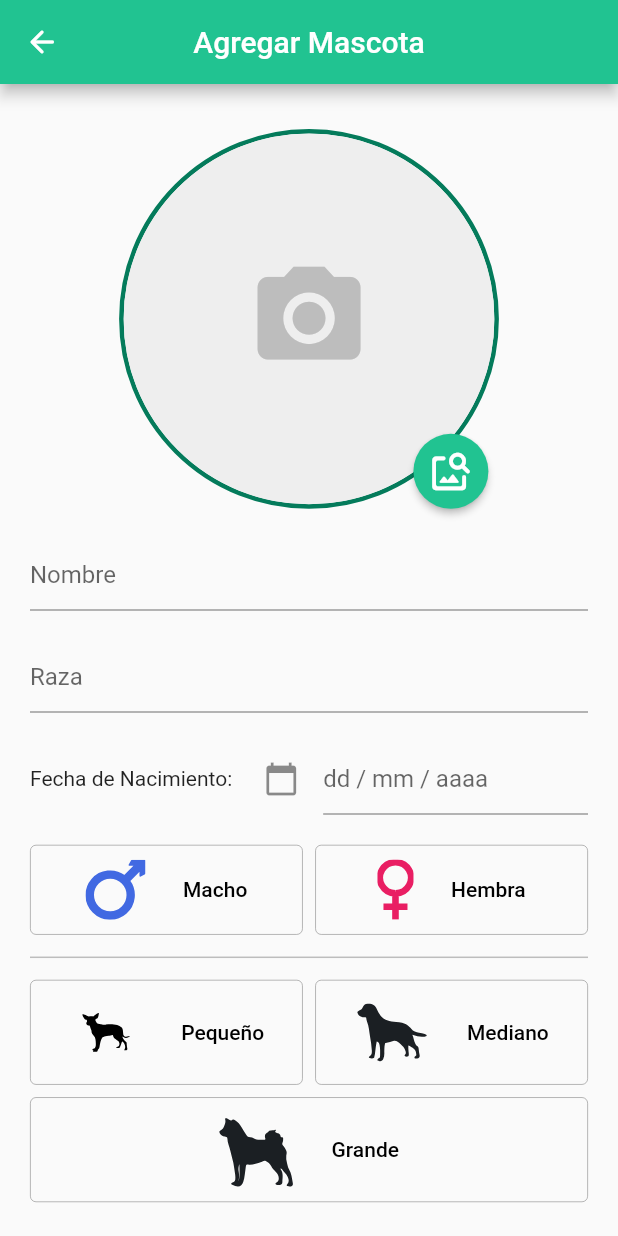
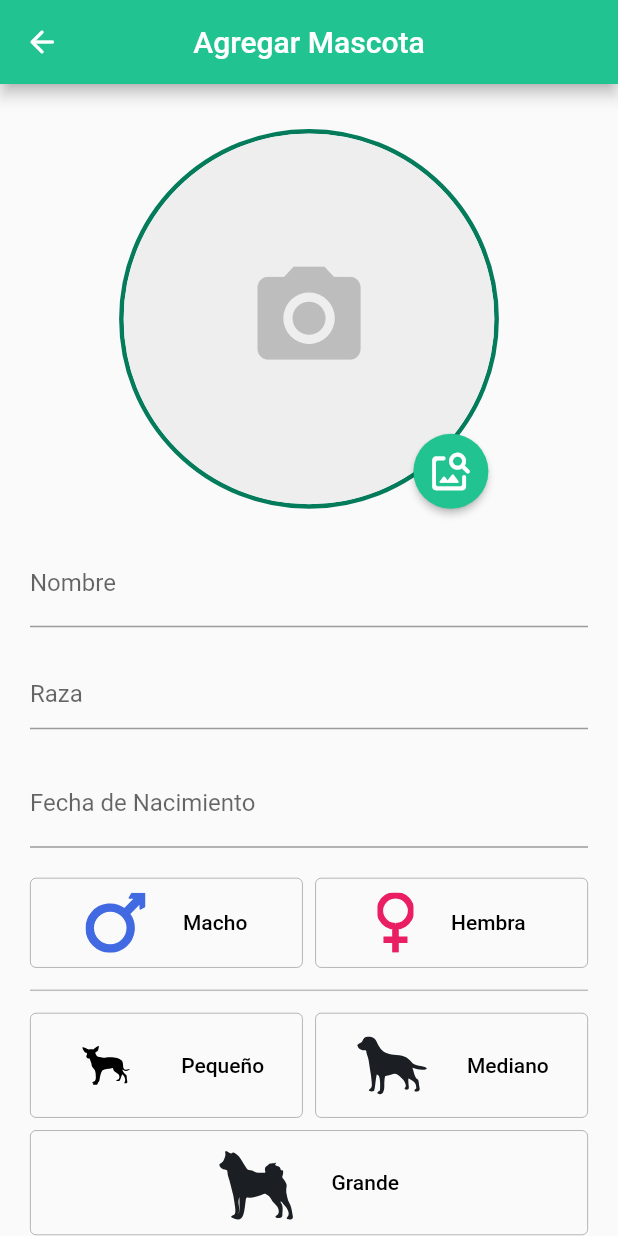
Before and after one commit to RadoV18/fielamigo_app, a Flutter app: the OwnerAddPetScreen screen opened by its route, after a tap on the "image search" icon, on a phone screen of 412 x 824 dp. Run offline on Flutter 3.47's test engine with Material 2 defaults, Android fonts, the phone set to English and light mode, and no system bars; our stand-ins replace bloc, equatable, flutter_bloc, flutter_svg, formz, image_picker and 5 more; missing offline and left inert: circular_bottom_navigation, dart:ffi, flutter_password_strength; accounts and stored records are empty.

Commit message:
Added personal information screen, and improved UI

```diff
--- a/lib/main.dart
+++ b/lib/main.dart
@@ -9,6 +9,7 @@ import 'package:fielamigo_app/screens/owner_bookings/owner_bookings_screen.dart'
 import 'package:fielamigo_app/screens/owner_home/owner_home_screen.dart';
 import 'package:fielamigo_app/screens/owner_pets/owner_pets_screen.dart';
 import 'package:fielamigo_app/screens/profile/profile_screen.dart';
+import 'package:fielamigo_app/screens/profile_personal_information/profile_personal_information.dart';
 import 'package:fielamigo_app/screens/user_form_screen/user_form_screen.dart';
 import 'package:flutter/material.dart';
 import 'package:flutter_bloc/flutter_bloc.dart';
@@ -74,6 +75,7 @@ class MyApp extends StatelessWidget {
             '/owner/pets': (context) => const OwnerPetsScreen(),
             '/owner/pets/new': (context) => const OwnerAddPetScreen(),
             '/owner/profile': (context) => const ProfileScreen(),
+            '/profile/personal-information': (context) => const ProfilePersonalInformationScreen(),
             '/user-form': (context) => const UserFormScreen(),
             '/caregiver/home': ((context) => CaregiverHomeScreen()),
           }
--- a/lib/screens/owner_add_pet/owner_add_pet.dart
+++ b/lib/screens/owner_add_pet/owner_add_pet.dart
@@ -1,12 +1,11 @@
 import 'package:fielamigo_app/bloc/add_pet_cubit/add_pet_cubit.dart';
 import 'package:fielamigo_app/screens/owner_add_pet/widgets/breed_autocomplete.dart';
-import 'package:fielamigo_app/screens/owner_add_pet/widgets/dog_image_picker.dart';
+import 'package:fielamigo_app/widgets/custom_image_picker.dart';
 import 'package:fielamigo_app/screens/owner_add_pet/widgets/male_female_options.dart';
 import 'package:fielamigo_app/widgets/custom_app_bar.dart';
 import 'package:fielamigo_app/widgets/custom_date_picker.dart';
 import 'package:flutter/material.dart';
 import 'package:flutter_bloc/flutter_bloc.dart';
-import 'package:sizer/sizer.dart';
 import 'widgets/dog_size_options.dart';
 
 class OwnerAddPetScreen extends StatelessWidget {
@@ -38,13 +37,16 @@ class OwnerAddPetScreen extends StatelessWidget {
                           const SizedBox(
                             height: 20,
                           ),
-                          const DogImagePicker(),
+                          CustomImagePicker(
+                            imagePath: state.image?.path ?? "",
+                            onImageSelected: (image) => context.read<AddPetCubit>().setImage(image),
+                          ),
                           const SizedBox(
                             height: 20,
                           ),
                           TextField(
                             decoration: const InputDecoration(
-                              hintText: "Nombre",
+                              labelText: "Nombre",
                             ),
                             onChanged: (value) =>
                                 context.read<AddPetCubit>().setName(value),
@@ -56,16 +58,10 @@ class OwnerAddPetScreen extends StatelessWidget {
                           const SizedBox(
                             height: 20,
                           ),
-                          Row(
-                            children: [
-                              const Text("Fecha de Nacimiento:"),
-                              SizedBox(width: 5.w),
-                              CustomDatePicker(
-                                onDateChanged: (String date) {
-                                  context.read<AddPetCubit>().setBirthDate(date);
-                                },
-                              ),
-                            ],
+                          CustomDatePicker(
+                            onDateChanged: (String date) {
+                              context.read<AddPetCubit>().setBirthDate(date);
+                            },
                           ),
                           const SizedBox(
                             height: 20,
@@ -97,7 +93,8 @@ class OwnerAddPetScreen extends StatelessWidget {
                           TextField(
                             maxLines: 5,
                             decoration: const InputDecoration(
-                              hintText: "Notas",
+                              labelText: "Notas",
+                              hintText: "Agrega algún detalle sobre tu mascota.",
                             ),
                             onChanged: (value) =>
                               context.read<AddPetCubit>().setNotes(value),
--- a/lib/screens/owner_add_pet/widgets/dog_image_picker.dart
+++ b/lib/screens/owner_add_pet/widgets/dog_image_picker.dart
@@ -1,88 +1,88 @@
-import 'dart:io';
+// import 'dart:io';
 
-import 'package:fielamigo_app/bloc/add_pet_cubit/add_pet_cubit.dart';
-import 'package:flutter/material.dart';
-import 'package:flutter_bloc/flutter_bloc.dart';
-import 'package:image_picker/image_picker.dart';
-import 'package:sizer/sizer.dart';
+// import 'package:fielamigo_app/bloc/add_pet_cubit/add_pet_cubit.dart';
+// import 'package:flutter/material.dart';
+// import 'package:flutter_bloc/flutter_bloc.dart';
+// import 'package:image_picker/image_picker.dart';
+// import 'package:sizer/sizer.dart';
 
-class DogImagePicker extends StatelessWidget {
-  const DogImagePicker({super.key});
+// class DogImagePicker extends StatelessWidget {
+//   const DogImagePicker({super.key});
 
-  @override
-  Widget build(BuildContext context) {
-    return BlocBuilder<AddPetCubit, AddPetState>(
-      builder: (context, state) {
-        String imagePath = state.image?.path ?? "";
-        return Stack(
-          children: [
-            Container(
-              decoration: BoxDecoration(
-                border: Border.all(
-                  color: const Color(0xff047b5b),
-                  width: 3)
-                ,
-                borderRadius: BorderRadius.circular(30.h),
-              ),
-              child: ClipRRect(
-                borderRadius: BorderRadius.only(
-                  topLeft: Radius.circular(30.h),
-                  topRight: Radius.circular(30.h),
-                  bottomRight: Radius.circular(30.h),
-                  bottomLeft: Radius.circular(30.h),
-                ),
-                child: Container(
-                  height: 30.h,
-                  width: 30.h,
-                  decoration: BoxDecoration(
-                    color: Colors.grey[200],
-                  ),
-                  child: Align(
-                    alignment: Alignment.center,
-                    child: imagePath == "" ?
-                      Icon(
-                        Icons.camera_alt,
-                        size: 10.h,
-                        color: Colors.grey[400],
-                      ) :
-                      Image.file(
-                        File(imagePath),
-                        fit: BoxFit.cover,
-                      ),
-                  ),
-                ),
-              ),
-            ),
-            Positioned(
-              bottom: 0,
-              right: 0,
-              child: ElevatedButton(
-                style: ElevatedButton.styleFrom(
-                    shape: const CircleBorder(),
-                    padding: const EdgeInsets.all(10)),
-                onPressed: () {
-                  ImagePicker()
-                      .pickImage(source: ImageSource.gallery)
-                      .then((im) {
-                    if (im != null) {
-                      print("I picked an image");
-                      File image = File(im.path);
-                      context.read<AddPetCubit>().setImage(image);
-                    } else {
-                      print("I didn't pick an image");
-                      context.read<AddPetCubit>().setImage(null);
-                    }
-                  });
-                },
-                child: const Icon(
-                  Icons.image_search_rounded,
-                  size: 30,
-                ),
-              ),
-            )
-          ],
-        );
-      },
-    );
-  }
-}
+//   @override
+//   Widget build(BuildContext context) {
+//     return BlocBuilder<AddPetCubit, AddPetState>(
+//       builder: (context, state) {
+//         String imagePath = state.image?.path ?? "";
+//         return Stack(
+//           children: [
+//             Container(
+//               decoration: BoxDecoration(
+//                 border: Border.all(
+//                   color: const Color(0xff047b5b),
+//                   width: 3)
+//                 ,
+//                 borderRadius: BorderRadius.circular(30.h),
+//               ),
+//               child: ClipRRect(
+//                 borderRadius: BorderRadius.only(
+//                   topLeft: Radius.circular(30.h),
+//                   topRight: Radius.circular(30.h),
+//                   bottomRight: Radius.circular(30.h),
+//                   bottomLeft: Radius.circular(30.h),
+//                 ),
+//                 child: Container(
+//                   height: 30.h,
+//                   width: 30.h,
+//                   decoration: BoxDecoration(
+//                     color: Colors.grey[200],
+//                   ),
+//                   child: Align(
+//                     alignment: Alignment.center,
+//                     child: imagePath == "" ?
+//                       Icon(
+//                         Icons.camera_alt,
+//                         size: 10.h,
+//                         color: Colors.grey[400],
+//                       ) :
+//                       Image.file(
+//                         File(imagePath),
+//                         fit: BoxFit.cover,
+//                       ),
+//                   ),
+//                 ),
+//               ),
+//             ),
+//             Positioned(
+//               bottom: 0,
+//               right: 0,
+//               child: ElevatedButton(
+//                 style: ElevatedButton.styleFrom(
+//                     shape: const CircleBorder(),
+//                     padding: const EdgeInsets.all(10)),
+//                 onPressed: () {
+//                   ImagePicker()
+//                       .pickImage(source: ImageSource.gallery)
+//                       .then((im) {
+//                     if (im != null) {
+//                       print("I picked an image");
+//                       File image = File(im.path);
+//                       context.read<AddPetCubit>().setImage(image);
+//                     } else {
+//                       print("I didn't pick an image");
+//                       context.read<AddPetCubit>().setImage(null);
+//                     }
+//                   });
+//                 },
+//                 child: const Icon(
+//                   Icons.image_search_rounded,
+//                   size: 30,
+//                 ),
+//               ),
+//             )
+//           ],
+//         );
+//       },
+//     );
+//   }
+// }
--- a/lib/widgets/custom_app_bar.dart
+++ b/lib/widgets/custom_app_bar.dart
@@ -6,12 +6,14 @@ class CustomAppBar extends StatelessWidget with PreferredSizeWidget {
 
   final void Function() onBackButtonPressed;
   final String title;
+  final IconButton? actionButton;
 
   const CustomAppBar({
     super.key,
     required this.onBackButtonPressed,
     this.title = 'Fiel Amigo',
-    this.preferredSize = const Size.fromHeight(56)
+    this.preferredSize = const Size.fromHeight(56),
+    this.actionButton
   });
 
   @override
@@ -27,6 +29,9 @@ class CustomAppBar extends StatelessWidget with PreferredSizeWidget {
       ),
       title: Text(title),
       centerTitle: true,
+      actions: [
+        if(actionButton != null) actionButton!
+      ],
     );
   }
 }
--- a/lib/widgets/custom_date_picker.dart
+++ b/lib/widgets/custom_date_picker.dart
@@ -2,10 +2,12 @@ import 'package:flutter/material.dart';
 
 class CustomDatePicker extends StatefulWidget {
   final void Function(String) onDateChanged;
+  final bool enabled;
 
   const CustomDatePicker({
     super.key,
     required this.onDateChanged,
+    this.enabled = true
   });
 
 
@@ -28,13 +30,13 @@ class _CustomDatePickerState extends State<CustomDatePicker> {
       dateController.text = dateValue;
     }
 
-    return Expanded (
-      child: TextField(
+    return TextField(
       controller: dateController,
       decoration: const InputDecoration(
-          icon: Icon(Icons.calendar_today),
-          hintText: "dd / mm / aaaa"
+        // icon: Icon(Icons.calendar_today),
+        labelText: "Fecha de Nacimiento",
       ),
+      enabled: widget.enabled,
       readOnly: true,
       onTap: () async {
         DateTime? pickedDate = await showDatePicker(
@@ -50,7 +52,6 @@ class _CustomDatePickerState extends State<CustomDatePicker> {
           });
         }
       }
-      ),
     );
   }
 }
--- /dev/null
+++ b/lib/widgets/custom_image_picker.dart
@@ -0,0 +1,92 @@
+import 'dart:io';
+
+import 'package:fielamigo_app/bloc/add_pet_cubit/add_pet_cubit.dart';
+import 'package:flutter/material.dart';
+import 'package:flutter_bloc/flutter_bloc.dart';
+import 'package:image_picker/image_picker.dart';
+import 'package:sizer/sizer.dart';
+
+class CustomImagePicker extends StatelessWidget {
+  final String imagePath;
+  final Function(File?) onImageSelected;
+  final bool enabled;
+
+  const CustomImagePicker({
+    super.key,
+    required this.onImageSelected,
+    required this.imagePath,
+    this.enabled = true,
+  });
+
+  @override
+  Widget build(BuildContext context) {
+    return Stack(
+      children: [
+        Container(
+          decoration: BoxDecoration(
+            border: Border.all(
+              color: const Color(0xff047b5b),
+              width: 3)
+            ,
+            borderRadius: BorderRadius.circular(30.h),
+          ),
+          child: ClipRRect(
+            borderRadius: BorderRadius.only(
+              topLeft: Radius.circular(30.h),
+              topRight: Radius.circular(30.h),
+              bottomRight: Radius.circular(30.h),
+              bottomLeft: Radius.circular(30.h),
+            ),
+            child: Container(
+              height: 30.h,
+              width: 30.h,
+              decoration: BoxDecoration(
+                color: Colors.grey[200],
+              ),
+              child: Align(
+                alignment: Alignment.center,
+                child: imagePath == "" ?
+                  Icon(
+                    Icons.camera_alt,
+                    size: 10.h,
+                    color: Colors.grey[400],
+                  ) :
+                  Image.file(
+                    File(imagePath),
+                    fit: BoxFit.cover,
+                  ),
+              ),
+            ),
+          ),
+        ),
+        Positioned(
+          bottom: 0,
+          right: 0,
+          child: ElevatedButton(
+            style: ElevatedButton.styleFrom(
+                shape: const CircleBorder(),
+                padding: const EdgeInsets.all(10)),
+            onPressed: enabled ? () {
+              ImagePicker()
+                  .pickImage(source: ImageSource.gallery)
+                  .then((im) {
+                if (im != null) {
+                  print("I picked an image");
+                  File image = File(im.path);
+                  onImageSelected(image);
+                } else {
+                  print("I didn't pick an image");
+                  onImageSelected(null);
+                }
+              });
+            } : null,
+            child: const Icon(
+              Icons.image_search_rounded,
+              size: 30,
+            ),
+          ),
+        )
+      ],
+    );
+  }
+}
```
Also changed, not shown: lib/screens/profile_personal_information/profile_personal_information.dart (added, +122 -0 lines). Lines whose indentation alone changed are shown as unchanged.
